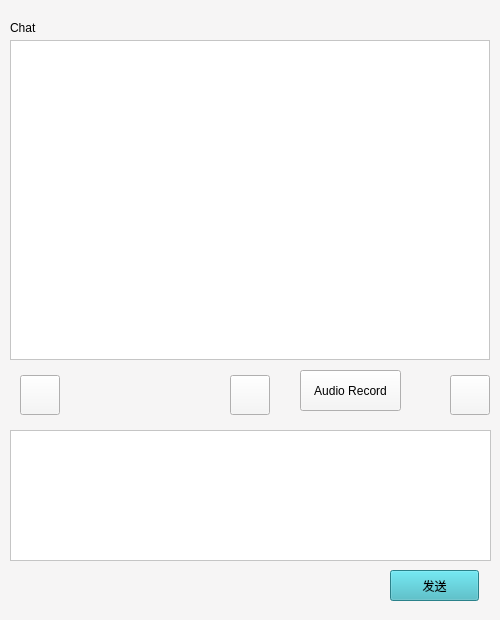
This is client/ui/chatwindow.ui in pechpo/What-s-up as Qt 5 draws it before an edit. The edited form follows.
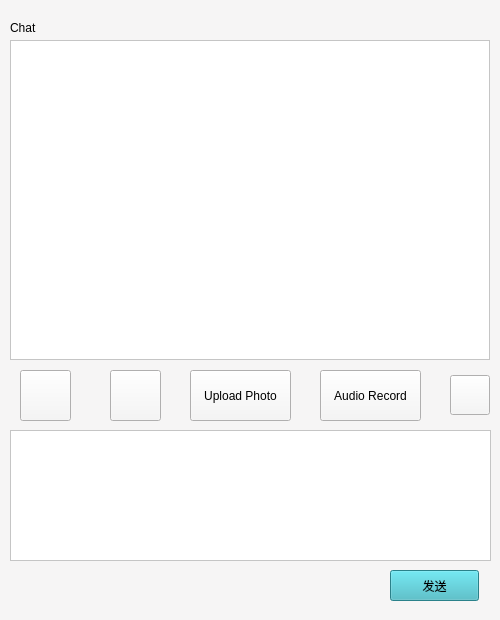
This is the edited form. Icons and pictures are not drawn.

The edit to the form file:
```diff
--- a/client/ui/chatwindow.ui
+++ b/client/ui/chatwindow.ui
@@ -76,9 +76,9 @@
    <property name="geometry">
     <rect>
      <x>20</x>
-     <y>375</y>
-     <width>40</width>
-     <height>40</height>
+     <y>370</y>
+     <width>51</width>
+     <height>51</height>
     </rect>
    </property>
    <property name="styleSheet">
@@ -91,10 +91,10 @@
   <widget class="QPushButton" name="pushButton">
    <property name="geometry">
     <rect>
-     <x>230</x>
-     <y>375</y>
-     <width>40</width>
-     <height>40</height>
+     <x>110</x>
+     <y>370</y>
+     <width>51</width>
+     <height>51</height>
     </rect>
    </property>
    <property name="styleSheet">
@@ -123,16 +123,29 @@
   <widget class="QPushButton" name="audioButton">
    <property name="geometry">
     <rect>
-     <x>300</x>
+     <x>320</x>
      <y>370</y>
      <width>101</width>
-     <height>41</height>
+     <height>51</height>
     </rect>
    </property>
    <property name="text">
     <string>Audio Record</string>
    </property>
   </widget>
+  <widget class="QPushButton" name="photoButton">
+   <property name="geometry">
+    <rect>
+     <x>190</x>
+     <y>370</y>
+     <width>101</width>
+     <height>51</height>
+    </rect>
+   </property>
+   <property name="text">
+    <string>Upload Photo</string>
+   </property>
+  </widget>
  </widget>
  <resources/>
  <connections/>
```
